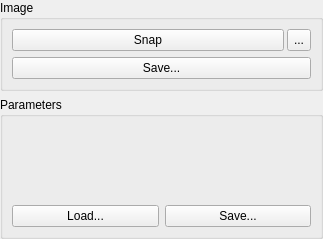
ImagingTools/AcfPublic, file AcfSln/Include/iqtcam/CSnapImageGuiComp.ui: the form before one commit.
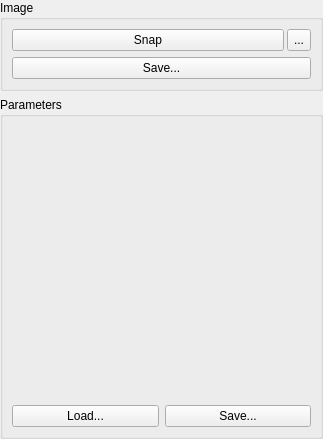
The form after the commit. Icons and pictures are not drawn.

The edit to the form file:
```diff
--- a/AcfSln/Include/iqtcam/CSnapImageGuiComp.ui
+++ b/AcfSln/Include/iqtcam/CSnapImageGuiComp.ui
@@ -7,9 +7,15 @@
     <x>0</x>
     <y>0</y>
     <width>323</width>
-    <height>239</height>
+    <height>439</height>
    </rect>
   </property>
+  <property name="sizePolicy">
+   <sizepolicy hsizetype="Preferred" vsizetype="MinimumExpanding">
+    <horstretch>0</horstretch>
+    <verstretch>0</verstretch>
+   </sizepolicy>
+  </property>
   <property name="windowTitle">
    <string>Form</string>
   </property>
@@ -124,7 +130,7 @@
          <item>
           <widget class="QFrame" name="ParamsFrame">
            <property name="sizePolicy">
-            <sizepolicy hsizetype="Preferred" vsizetype="Preferred">
+            <sizepolicy hsizetype="Preferred" vsizetype="MinimumExpanding">
              <horstretch>0</horstretch>
              <verstretch>0</verstretch>
             </sizepolicy>
```
